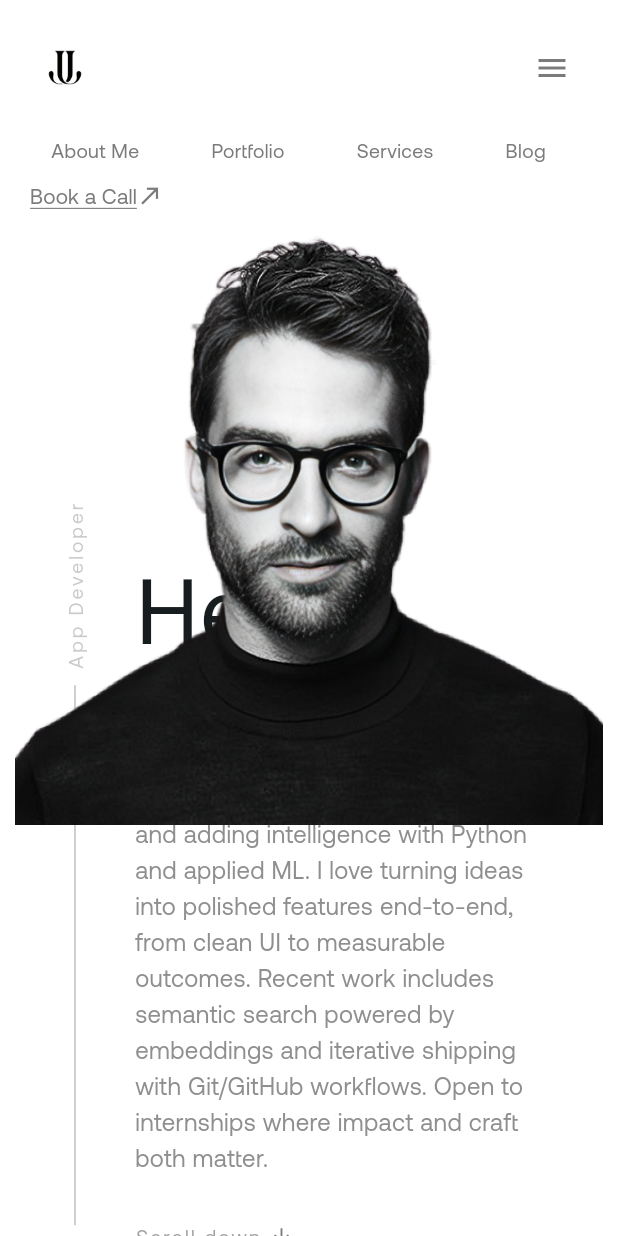
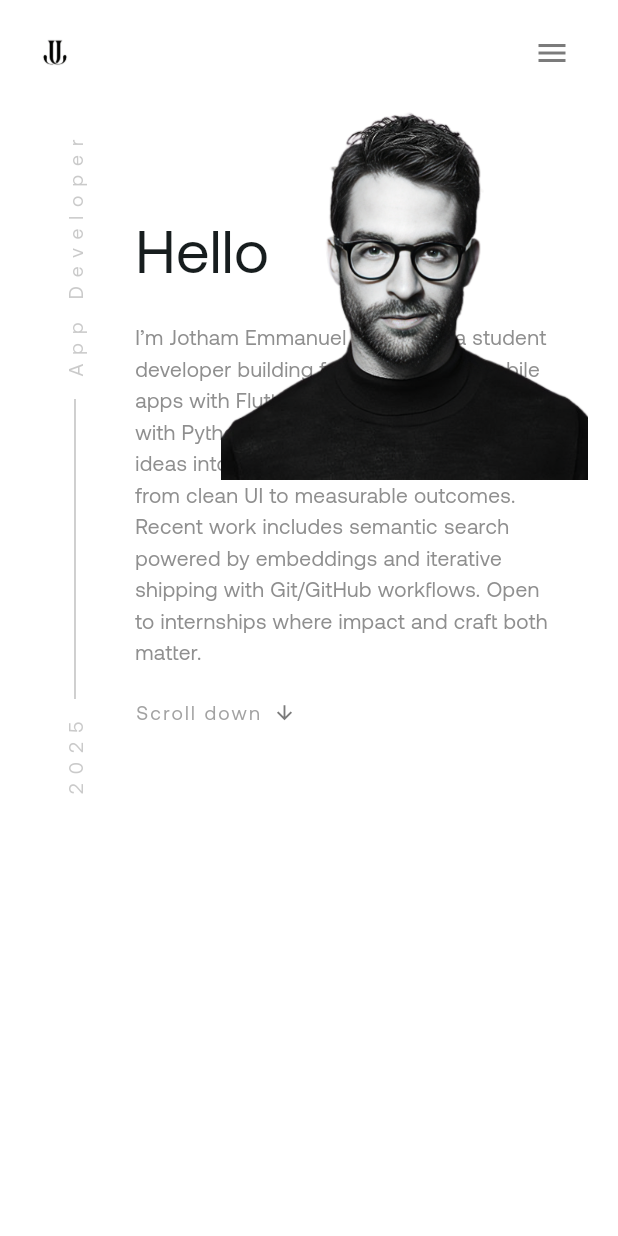
Before and after one commit to Jotham0505/portfolio, a Flutter app: the screen it shows after launch, on a phone screen of 412 x 824 dp. Run offline on Flutter 3.47's test engine with Material 3 defaults, Android fonts, the phone set to English and light mode, and no system bars; Roboto replaces fonts that are missing (fonnts.com-Aeonik-Bold.ttf).

Commit message:
minor changes

```diff
--- a/lib/pages/home_page.dart
+++ b/lib/pages/home_page.dart
@@ -66,7 +66,6 @@ class _HomePageState extends State<HomePage> with TickerProviderStateMixin {
     return Scaffold(
       body: CustomScrollView(
         slivers: [
-          // Navbar with slide + fade
           SliverToBoxAdapter(
             child: FadeTransition(
               opacity: _navController,
@@ -76,8 +75,6 @@ class _HomePageState extends State<HomePage> with TickerProviderStateMixin {
               ),
             ),
           ),
-
-          // About section with slide + fade
           SliverToBoxAdapter(
             child: FadeTransition(
               opacity: _aboutController,
--- a/lib/widgets/aboutSection.dart
+++ b/lib/widgets/aboutSection.dart
@@ -12,21 +12,15 @@ class AboutSection extends StatelessWidget {
         final isMobile = constraints.maxWidth < 900;
         final screenWidth = MediaQuery.of(context).size.width;
 
-        return SizedBox(
-          width: double.infinity,
-          height: isMobile ? 900 : 600,
-          child: Stack(
-            alignment: Alignment.center,
+        return Stack(
           children: [
-              // Background text content
-              Positioned.fill(
-                child: Padding(
-                  padding:
-                      const EdgeInsets.symmetric(horizontal: 40, vertical: 20),
+            // Main Row for content
+            Padding(
+              padding: const EdgeInsets.symmetric(horizontal: 40, vertical: 20),
               child: Row(
                 crossAxisAlignment: CrossAxisAlignment.center,
                 children: [
-                      // Vertical "APP DEVELOPER" label
+                  // Vertical Text (2025 | line | App Developer)
                   RotatedBox(
                     quarterTurns: 3,
                     child: Row(
@@ -36,80 +30,41 @@ class AboutSection extends StatelessWidget {
                           "2025",
                           style: AppText.small.copyWith(
                             fontWeight: FontWeight.w500,
-                                letterSpacing: 2,
-                                color: AppColors.secondary.withOpacity(0.3),
+                            letterSpacing: 6,
+                            color: AppColors.secondary.withOpacity(0.4),
                           ),
                         ),
-                            const SizedBox(width: 10),
-                            // The line
+                        const SizedBox(width: 12),
                         Container(
-                              width: 360, // length of the line
+                          width: 200,
                           height: 1.2,
                           color: AppColors.secondary.withOpacity(0.4),
                         ),
-                            const SizedBox(width: 10),
+                        const SizedBox(width: 12),
                         Text(
                           "App Developer",
                           style: AppText.small.copyWith(
                             fontWeight: FontWeight.w500,
-                                letterSpacing: 2,
+                            letterSpacing: 6,
                             color: AppColors.secondary.withOpacity(0.4),
                           ),
                         ),
                       ],
                     ),
                   ),
-                      const SizedBox(width: 30), // Gap between label and text
-                      Expanded(child: _buildTextContent(screenWidth, isMobile)),
-                    ],
-                  ),
-                ),
-              ),
+                  const SizedBox(width: 30),
 
-              // Foreground image
-              Align(
-                alignment:
-                    isMobile ? Alignment.topCenter : Alignment.centerRight,
-                child: _buildImage(screenWidth, isMobile),
-              ),
-
-              // Scroll down arrow
-              /*Positioned(
-                bottom: 20,
-                left: 160,
-                child: Row(
-                  mainAxisAlignment: MainAxisAlignment.end,
-                  children: [
-                    Text(
-                      "Scroll down",
-                      style: AppText.small.copyWith(
-                        color: AppColors.secondary.withOpacity(0.7),
-                        letterSpacing: 1.5,
-                      ),
-                    ),
-                    const Icon(Icons.arrow_downward_outlined,
-                        color: AppColors.secondary, size: 15),
-                  ],
-                ),
-              ),*/
-            ],
-          ),
-        );
-      },
-    );
-  }
-
-  Widget _buildTextContent(double screenWidth, bool isMobile) {
-    return Column(
+                  // Text Section
+                  Expanded(
+                    child: Column(
                       mainAxisAlignment: MainAxisAlignment.center,
                       crossAxisAlignment: CrossAxisAlignment.start,
                       children: [
                         Text(
                           "Hello",
                           style: TextStyle(
-            fontFamily: 'fonnts.com-Aeonik-Bold.ttf',
-            fontSize: isMobile ? 60 : screenWidth * 0.15,
-            fontWeight: FontWeight.normal,
+                            fontFamily: 'Aeonik',
+                            fontSize: isMobile ? 40 : screenWidth * 0.15,
                           ),
                         ),
                         const SizedBox(height: 20),
@@ -122,15 +77,16 @@ class AboutSection extends StatelessWidget {
                             "includes semantic search powered by embeddings and iterative shipping with Git/GitHub "
                             "workflows. Open to internships where impact and craft both matter.",
                             style: AppText.body.copyWith(
-              fontSize: isMobile ? 16 : 18,
+                              fontSize:
+                                  isMobile ? 14 : 18, // smaller font on mobile
                               height: 1.5,
                               color: AppColors.secondary.withOpacity(0.85),
                             ),
                           ),
                         ),
-        const SizedBox(height: 30),
+                        const SizedBox(height: 20),
+                        // Scroll down section
                         Row(
-          mainAxisSize: MainAxisSize.min,
                           children: [
                             Text(
                               "Scroll down",
@@ -139,7 +95,7 @@ class AboutSection extends StatelessWidget {
                                 letterSpacing: 1.5,
                               ),
                             ),
-            const SizedBox(width: 6),
+                            const SizedBox(width: 8),
                             const Icon(
                               Icons.arrow_downward_outlined,
                               color: AppColors.secondary,
@@ -148,13 +104,31 @@ class AboutSection extends StatelessWidget {
                           ],
                         ),
                       ],
+                    ),
+                  ),
+                ],
+              ),
+            ),
+
+            // Profile Image — responsive
+            Align(
+              alignment:
+                  isMobile ? Alignment.centerRight : Alignment.centerRight,
+              child: Padding(
+                padding: EdgeInsets.only(right: isMobile ? 20 : 0),
+                child: _buildImage(screenWidth, isMobile),
+              ),
+            ),
+          ],
+        );
+      },
     );
   }
 
   Widget _buildImage(double screenWidth, bool isMobile) {
     return Image.asset(
       'assets/images/profile2.png',
-      height: isMobile ? 400 : screenWidth * 0.6,
+      height: isMobile ? 250 : screenWidth * 0.6, // reduced size on mobile
       fit: BoxFit.contain,
     );
   }
--- a/lib/widgets/navbar.dart
+++ b/lib/widgets/navbar.dart
@@ -7,70 +7,47 @@ class Navbar extends StatelessWidget {
 
   @override
   Widget build(BuildContext context) {
+    const double designWidth = 1280;
+    final screenWidth = MediaQuery.of(context).size.width;
+    final scale = screenWidth / designWidth;
+
     return SafeArea(
-      child: LayoutBuilder(
-        builder: (context, constraints) {
-          final isMobile = constraints.maxWidth < 800;
-
-          return Container(
-            color: AppColors.white,
+      child: Center(
+        child: SizedBox(
+          width: screenWidth,
+          child: Padding(
             padding: const EdgeInsets.symmetric(horizontal: 20, vertical: 10),
-            child: isMobile
-                ? Column(
-                    crossAxisAlignment: CrossAxisAlignment.start,
-                    children: [
-                      // Top row with logo + hamburger menu
-                      Row(
-                        mainAxisAlignment: MainAxisAlignment.spaceBetween,
-                        children: [
-                          Image.asset(
-                            'assets/images/logo.png',
-                            height: 70,
-                            fit: BoxFit.contain,
-                          ),
-                          IconButton(
-                            icon: const Icon(Icons.menu,
-                                color: AppColors.secondary),
-                            onPressed: () {
-                              // TODO: Implement mobile menu
-                            },
-                          ),
-                        ],
-                      ),
-                      const SizedBox(height: 10),
-                      // Nav items stacked vertically
-                      Wrap(
-                        spacing: 20,
-                        runSpacing: 10,
-                        children: [
-                          _item("About Me"),
-                          _item("Portfolio"),
-                          _item("Services"),
-                          _item("Blog"),
-                          _bookCallButton(),
-                        ],
-                      ),
-                    ],
-                  )
-                : Row(
+            child: Row(
               crossAxisAlignment: CrossAxisAlignment.center,
               children: [
                 Image.asset(
                   'assets/images/logo.png',
-                        height: 100,
+                  height: screenWidth < 900 ? 50 : 100, // smaller on mobile
                   fit: BoxFit.contain,
                 ),
                 const SizedBox(width: 20),
+
+                // Hide nav items on mobile
+                if (screenWidth >= 900) ...[
                   _item("About Me"),
                   _item("Portfolio"),
                   _item("Services"),
                   _item("Blog"),
                   const Spacer(),
                   _bookCallButton(),
+                ] else
+                  const Spacer(),
+
+                // Mobile Menu Icon
+                if (screenWidth < 900)
+                  IconButton(
+                    icon: const Icon(Icons.menu, color: AppColors.secondary),
+                    onPressed: () {},
+                  ),
               ],
             ),
-          );
-        },
+          ),
+        ),
       ),
     );
   }
@@ -94,9 +71,9 @@ class Navbar extends StatelessWidget {
         child: Row(
           mainAxisSize: MainAxisSize.min,
           children: [
-            Text(
+            const Text(
               "Book a Call",
-              style: const TextStyle(
+              style: TextStyle(
                 fontFamily: 'Aeonik',
                 decoration: TextDecoration.underline,
                 decorationThickness: 0.5,
```
Lines whose indentation alone changed are shown as unchanged.
